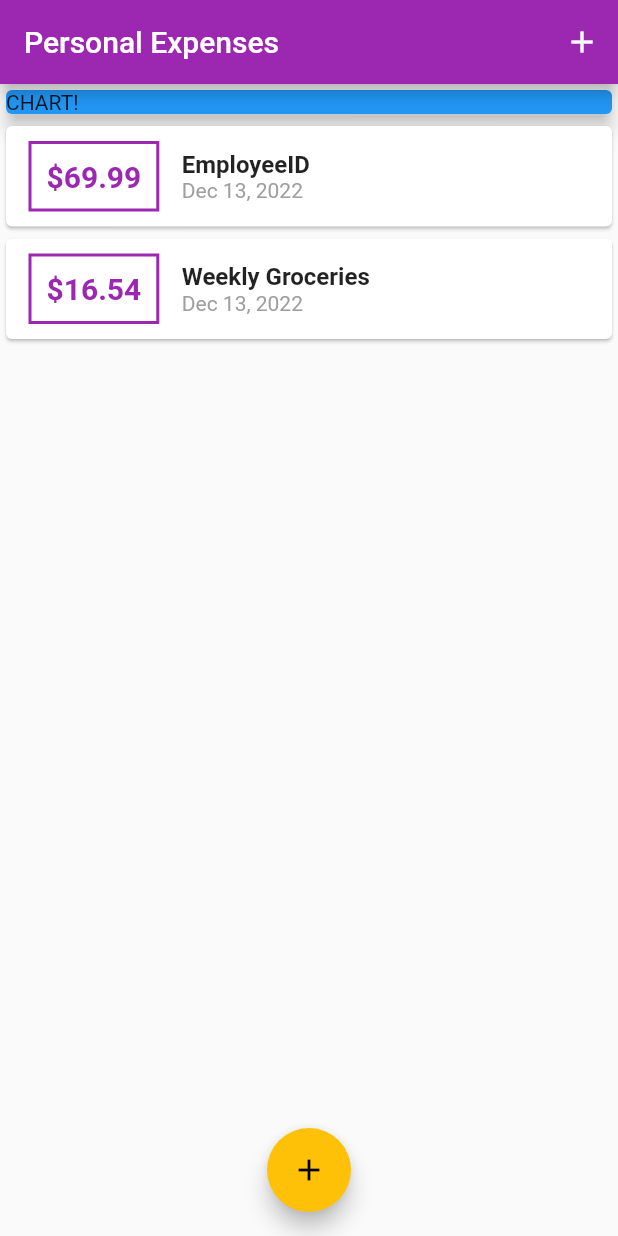
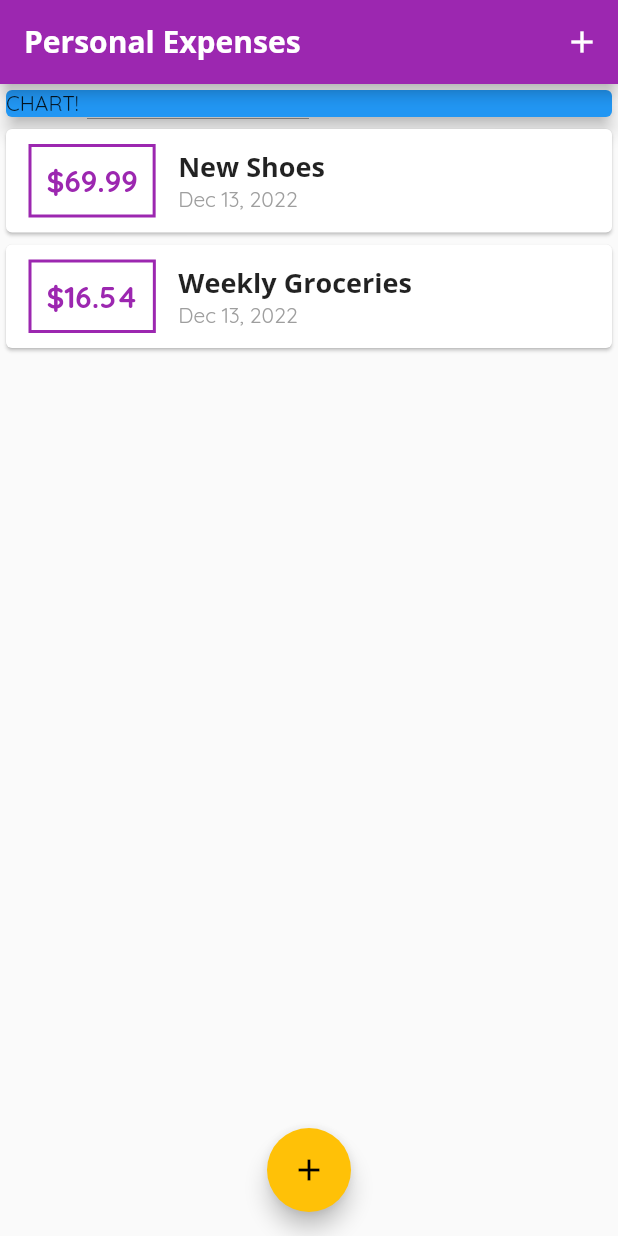
Before and after one commit to thefarismd/expenseplanner, a Flutter app: the screen it shows after launch, on a phone screen of 412 x 824 dp. Run offline on Flutter 3.47's test engine with Material 2 defaults, Android fonts, the phone set to English and light mode, and no system bars.

Commit message:
1. adding custom fonts. 2. Using theme

```diff
--- a/lib/main.dart
+++ b/lib/main.dart
@@ -13,6 +13,19 @@ class MyApp extends StatelessWidget {
       theme: ThemeData(
         primarySwatch: Colors.purple,
         accentColor: Colors.amber,
+        fontFamily: 'Quicksand',
+        textTheme: TextTheme(
+          titleMedium: TextStyle(
+              fontFamily: 'OpenSans',
+              fontWeight: FontWeight.bold,
+              fontSize: 18),
+        ),
+        appBarTheme: AppBarTheme(
+          titleTextStyle: TextStyle(
+              fontFamily: 'OpenSans',
+              fontSize: 20,
+              fontWeight: FontWeight.bold),
+        ),
       ), //accentColor deprecated
       home: MyHomePage(),
     );
@@ -28,7 +41,7 @@ class _MyHomePageState extends State<MyHomePage> {
   final List<Transaction> _userTransactions = [
     Transaction(
       id: 't1',
-      title: 'EmployeeID',
+      title: 'New Shoes',
       amount: 69.99,
       date: DateTime.now(),
     ),
@@ -67,7 +80,9 @@ class _MyHomePageState extends State<MyHomePage> {
   Widget build(BuildContext context) {
     return Scaffold(
       appBar: AppBar(
-        title: Text('Personal Expenses'),
+        title: Text(
+          'Personal Expenses',
+        ),
         actions: [IconButton(onPressed: () {}, icon: Icon(Icons.add))],
       ),
       body: SingleChildScrollView(
--- a/lib/widgets/transaction_list.dart
+++ b/lib/widgets/transaction_list.dart
@@ -50,8 +50,7 @@ class TransactionList extends StatelessWidget {
                   children: [
                     Text(
                       transactions[index].title,
-                      style:
-                          TextStyle(fontSize: 16, fontWeight: FontWeight.bold),
+                      style: Theme.of(context).textTheme.titleMedium,
                     ),
                     Text(
                       DateFormat.yMMMd().format(transactions[index].date),
```
Also changed, not shown: pubspec.yaml (+11 -6 lines), assets/fonts/OpenSans-Bold.ttf (added), assets/fonts/OpenSans-Regular.ttf (added), assets/fonts/Quicksand-Bold.ttf (added), assets/fonts/Quicksand-Light.ttf (added), assets/fonts/Quicksand-Medium.ttf (added), assets/fonts/Quicksand-Regular.ttf (added).
